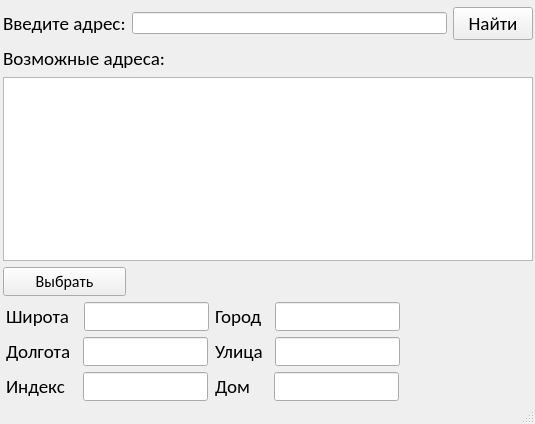
SophIren/Geocoder, file gui/geocoder.ui: the form before one commit.
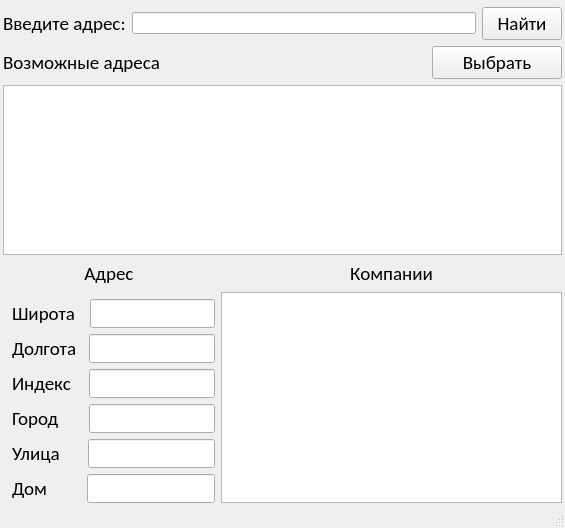
The form after the commit.

```diff
--- a/gui/geocoder.ui
+++ b/gui/geocoder.ui
@@ -6,8 +6,8 @@
    <rect>
     <x>0</x>
     <y>0</y>
-    <width>535</width>
-    <height>424</height>
+    <width>565</width>
+    <height>528</height>
    </rect>
   </property>
   <property name="windowTitle">
@@ -19,82 +19,15 @@
      <rect>
       <x>0</x>
       <y>7</y>
-      <width>533</width>
-      <height>394</height>
+      <width>562</width>
+      <height>496</height>
      </rect>
     </property>
     <layout class="QGridLayout" name="gridLayout">
      <property name="leftMargin">
       <number>3</number>
      </property>
-     <item row="0" column="0">
-      <widget class="QLabel" name="label">
-       <property name="font">
-        <font>
-         <family>Calibri</family>
-         <pointsize>14</pointsize>
-        </font>
-       </property>
-       <property name="text">
-        <string>Введите адрес:</string>
-       </property>
-      </widget>
-     </item>
-     <item row="0" column="1">
-      <widget class="QLineEdit" name="address_entry"/>
-     </item>
-     <item row="0" column="2">
-      <widget class="QPushButton" name="find_button">
-       <property name="font">
-        <font>
-         <family>Calibri</family>
-         <pointsize>14</pointsize>
-        </font>
-       </property>
-       <property name="text">
-        <string>Найти</string>
-       </property>
-      </widget>
-     </item>
-     <item row="1" column="0" colspan="2">
-      <widget class="QLabel" name="label_2">
-       <property name="font">
-        <font>
-         <family>Calibri</family>
-         <pointsize>14</pointsize>
-        </font>
-       </property>
-       <property name="text">
-        <string>Возможные адреса:</string>
-       </property>
-      </widget>
-     </item>
-     <item row="2" column="0" colspan="3">
-      <widget class="QListWidget" name="listWidget"/>
-     </item>
-     <item row="3" column="0">
-      <widget class="QPushButton" name="choose_button">
-       <property name="font">
-        <font>
-         <family>Calibri</family>
-         <pointsize>12</pointsize>
-        </font>
-       </property>
-       <property name="text">
-        <string>Выбрать</string>
-       </property>
-       <property name="autoDefault">
-        <bool>false</bool>
-       </property>
-       <property name="default">
-        <bool>false</bool>
-       </property>
-       <property name="flat">
-        <bool>false</bool>
-       </property>
-      </widget>
-     </item>
-     <item row="4" column="0" colspan="3">
+     <item row="7" column="0" colspan="2">
       <layout class="QFormLayout" name="Data">
        <property name="sizeConstraint">
         <enum>QLayout::SetDefaultConstraint</enum>
@@ -114,7 +47,12 @@
        <property name="leftMargin">
         <number>3</number>
        </property>
-       <item row="0" column="0">
+       <property name="topMargin">
+        <number>7</number>
+       </property>
+       <item row="0" column="1">
+        <layout class="QVBoxLayout" name="verticalLayout">
+         <item>
         <layout class="QHBoxLayout" name="horizontalLayout">
          <property name="spacing">
           <number>14</number>
@@ -147,7 +85,7 @@
          </item>
         </layout>
        </item>
-       <item row="1" column="0">
+         <item>
         <layout class="QHBoxLayout" name="horizontalLayout_2">
          <property name="spacing">
           <number>12</number>
@@ -180,7 +118,7 @@
          </item>
         </layout>
        </item>
-       <item row="2" column="0">
+         <item>
         <layout class="QHBoxLayout" name="horizontalLayout_6">
          <property name="spacing">
           <number>18</number>
@@ -213,10 +151,10 @@
          </item>
         </layout>
        </item>
-       <item row="0" column="1">
+         <item>
         <layout class="QHBoxLayout" name="horizontalLayout_3">
          <property name="spacing">
-          <number>13</number>
+            <number>30</number>
          </property>
          <item>
           <widget class="QLabel" name="label_5">
@@ -246,10 +184,10 @@
          </item>
         </layout>
        </item>
-       <item row="1" column="1">
+         <item>
         <layout class="QHBoxLayout" name="horizontalLayout_4">
          <property name="spacing">
-          <number>12</number>
+            <number>28</number>
          </property>
          <item>
           <widget class="QLabel" name="label_6">
@@ -279,10 +217,10 @@
          </item>
         </layout>
        </item>
-       <item row="2" column="1">
+         <item>
         <layout class="QHBoxLayout" name="horizontalLayout_5">
          <property name="spacing">
-          <number>24</number>
+            <number>40</number>
          </property>
          <property name="sizeConstraint">
           <enum>QLayout::SetDefaultConstraint</enum>
@@ -314,6 +252,131 @@
           </widget>
          </item>
         </layout>
+         </item>
+        </layout>
+       </item>
+      </layout>
+     </item>
+     <item row="6" column="2">
+      <widget class="QLabel" name="label_9">
+       <property name="font">
+        <font>
+         <family>Calibri</family>
+         <pointsize>14</pointsize>
+        </font>
+       </property>
+       <property name="text">
+        <string>Компании</string>
+       </property>
+       <property name="alignment">
+        <set>Qt::AlignCenter</set>
+       </property>
+      </widget>
+     </item>
+     <item row="6" column="0" colspan="2">
+      <widget class="QLabel" name="label_10">
+       <property name="font">
+        <font>
+         <family>Calibri</family>
+         <pointsize>14</pointsize>
+        </font>
+       </property>
+       <property name="text">
+        <string>Адрес</string>
+       </property>
+       <property name="alignment">
+        <set>Qt::AlignCenter</set>
+       </property>
+      </widget>
+     </item>
+     <item row="4" column="0" colspan="3">
+      <widget class="QListWidget" name="listWidget"/>
+     </item>
+     <item row="7" column="2">
+      <widget class="QListWidget" name="listWidget_2"/>
+     </item>
+     <item row="1" column="0" colspan="3">
+      <layout class="QHBoxLayout" name="horizontalLayout_7">
+       <item>
+        <widget class="QLabel" name="label">
+         <property name="font">
+          <font>
+           <family>Calibri</family>
+           <pointsize>14</pointsize>
+          </font>
+         </property>
+         <property name="text">
+          <string>Введите адрес:</string>
+         </property>
+        </widget>
+       </item>
+       <item>
+        <widget class="QLineEdit" name="address_entry"/>
+       </item>
+       <item>
+        <widget class="QPushButton" name="find_button">
+         <property name="font">
+          <font>
+           <family>Calibri</family>
+           <pointsize>14</pointsize>
+          </font>
+         </property>
+         <property name="text">
+          <string>Найти</string>
+         </property>
+        </widget>
+       </item>
+      </layout>
+     </item>
+     <item row="2" column="0" colspan="3">
+      <layout class="QHBoxLayout" name="horizontalLayout_8">
+       <item>
+        <widget class="QLabel" name="label_2">
+         <property name="font">
+          <font>
+           <family>Calibri</family>
+           <pointsize>14</pointsize>
+          </font>
+         </property>
+         <property name="text">
+          <string>Возможные адреса</string>
+         </property>
+        </widget>
+       </item>
+       <item>
+        <widget class="QLabel" name="label_11">
+         <property name="text">
+          <string>                                                                              </string>
+         </property>
+        </widget>
+       </item>
+       <item>
+        <widget class="QPushButton" name="choose_button">
+         <property name="sizePolicy">
+          <sizepolicy hsizetype="Minimum" vsizetype="Fixed">
+           <horstretch>0</horstretch>
+           <verstretch>0</verstretch>
+          </sizepolicy>
+         </property>
+         <property name="font">
+          <font>
+           <family>Calibri</family>
+           <pointsize>14</pointsize>
+          </font>
+         </property>
+         <property name="text">
+          <string>Выбрать</string>
+         </property>
+         <property name="autoDefault">
+          <bool>false</bool>
+         </property>
+         <property name="default">
+          <bool>false</bool>
+         </property>
+         <property name="flat">
+          <bool>false</bool>
+         </property>
+        </widget>
        </item>
       </layout>
      </item>
```
Lines whose indentation alone changed are shown as unchanged.
